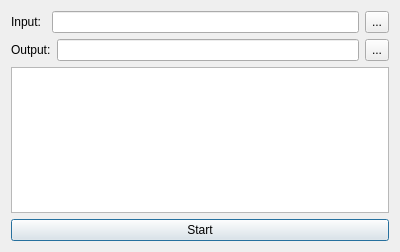
The window that snowmainwnd.ui (penguin806/BEYONDGBrowsePreprocessor) describes before a commit, drawn with Qt 5.
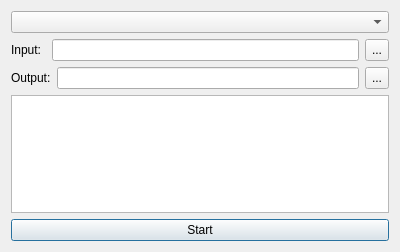
The same window after the commit.

Diff of the .ui file:
```diff
--- a/snowmainwnd.ui
+++ b/snowmainwnd.ui
@@ -19,6 +19,9 @@
   <layout class="QVBoxLayout" name="verticalLayout_2">
    <item>
     <layout class="QVBoxLayout" name="verticalLayout">
+     <item>
+      <widget class="QComboBox" name="comboBox_FileType"/>
+     </item>
      <item>
       <layout class="QHBoxLayout" name="horizontalLayout">
        <item>
```
